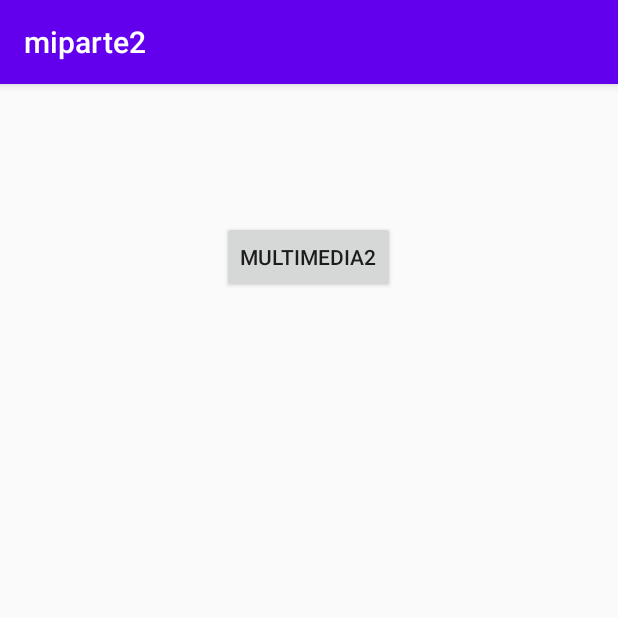
After one commit to manpolois12/miparte2, an Android app: the Multimedia screen opened directly, with no data from a screen before it, on a phone screen of 412 x 824 dp, the top half of it. The commit adds this screen. Run offline under Robolectric (Android 15) with nearby library versions, the phone set to English and light mode, and no system bars.

Commit message:
Multimedia reproduccion de sonidos y de origen remoto

```diff
--- a/app/src/main/java/com/example/miparte2/MainActivity.java
+++ b/app/src/main/java/com/example/miparte2/MainActivity.java
@@ -46,6 +46,11 @@ public class MainActivity extends AppCompatActivity {
             return true;
         }
 
+        if (id == R.id.activity_multimedia) {
+            startActivity(new Intent(this, Multimedia.class));
+            return true;
+        }
+
         return super.onOptionsItemSelected(item);
     }
 
--- /dev/null
+++ b/app/src/main/java/com/example/miparte2/Multimedia.java
@@ -0,0 +1,35 @@
+package com.example.miparte2;
+
+import androidx.appcompat.app.AppCompatActivity;
+
+import android.content.Intent;
+import android.media.MediaPlayer;
+import android.os.Bundle;
+import android.view.View;
+
+public class Multimedia extends AppCompatActivity {
+    MediaPlayer mp;
+    @Override
+    protected void onCreate(Bundle savedInstanceState) {
+        super.onCreate(savedInstanceState);
+        setContentView(R.layout.activity_multimedia);
+        mp = MediaPlayer.create(this, R.raw.musica);
+        mp.start();
+    }
+    @Override
+    protected void onResume()
+    {
+        super.onResume();
+        mp.start();
+    }
+    @Override
+    protected void onPause()
+    {
+        super.onPause();
+        mp.pause();
+    }
+
+    public void multimedia2(View view) {
+        startActivity(new Intent(this, Multimedia2.class));
+    }
+}
--- /dev/null
+++ b/app/src/main/res/layout/activity_multimedia.xml
@@ -0,0 +1,21 @@
+<?xml version="1.0" encoding="utf-8"?>
+<androidx.constraintlayout.widget.ConstraintLayout xmlns:android="http://schemas.android.com/apk/res/android"
+    xmlns:app="http://schemas.android.com/apk/res-auto"
+    xmlns:tools="http://schemas.android.com/tools"
+    android:layout_width="match_parent"
+    android:layout_height="match_parent"
+    tools:context=".Multimedia">
+
+    <Button
+        android:id="@+id/button"
+        android:layout_width="wrap_content"
+        android:layout_height="wrap_content"
+        android:text="Multimedia2"
+        app:layout_constraintBottom_toBottomOf="parent"
+        app:layout_constraintEnd_toEndOf="parent"
+        app:layout_constraintHorizontal_bias="0.498"
+        app:layout_constraintStart_toStartOf="parent"
+        app:layout_constraintTop_toTopOf="parent"
+        app:layout_constraintVertical_bias="0.127"
+        android:onClick="multimedia2"/>
+</androidx.constraintlayout.widget.ConstraintLayout>
```
Also changed, not shown: app/src/main/AndroidManifest.xml (+6 -2 lines), app/src/main/java/com/example/miparte2/Multimedia2.java (added, +26 -0 lines), app/src/main/res/layout/activity_comunicacion2.xml (added, +32 -0 lines), app/src/main/res/layout/activity_intenciones.xml (added, +46 -0 lines), app/src/main/res/layout/activity_multimedia2.xml (added, +15 -0 lines), app/src/main/res/menu/menu1.xml (+24 -3 lines).
